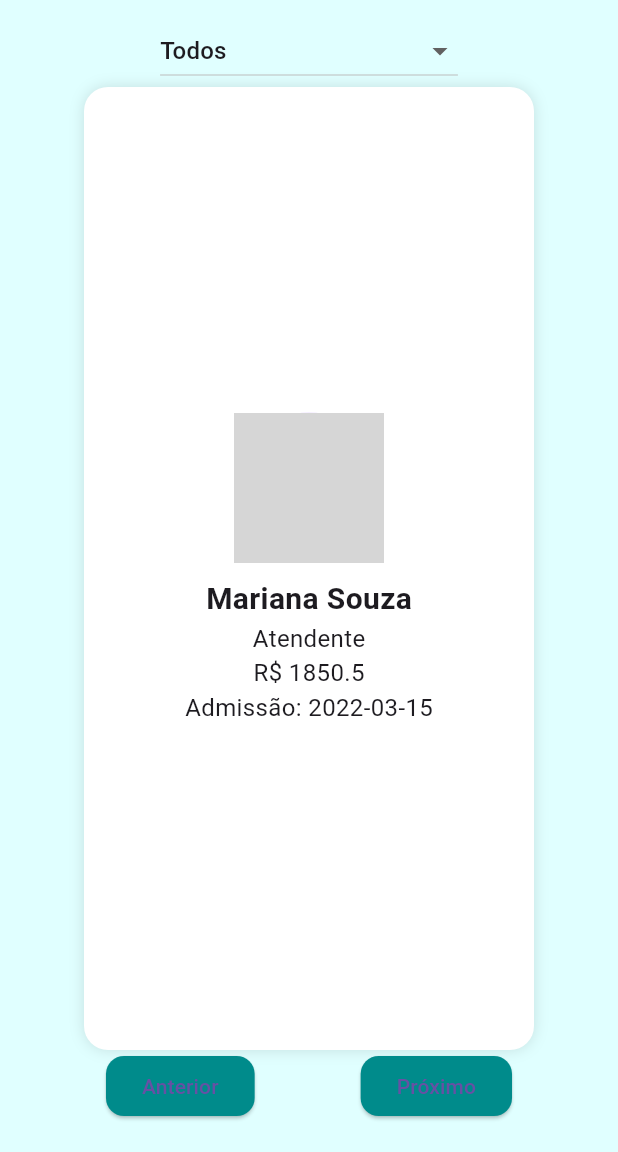
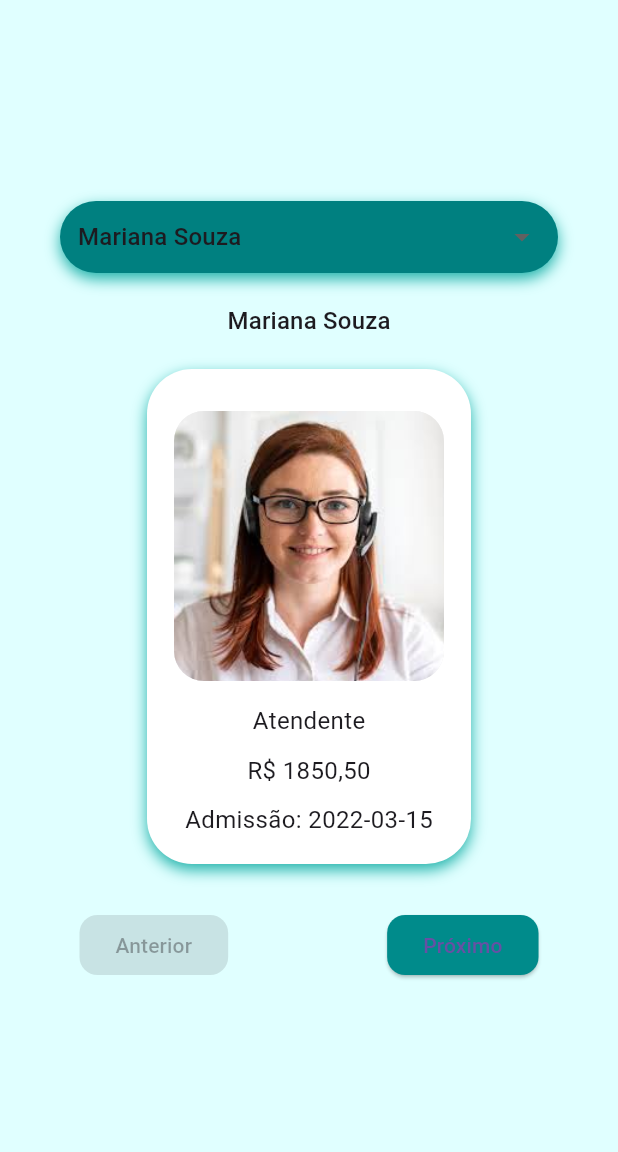
Before and after one commit to Piemoroni/desafio_estilizacao_flutter, a Flutter app: the screen it shows after launch, on a phone screen of 412 x 824 dp, the part 84-1236 px from its top. Run offline on Flutter 3.47's test engine with Material 3 defaults, Android fonts, the light colour scheme and no system bars; grey boxes are pictures that could not be loaded.

Commit message:
first commit

```diff
--- a/lib/main.dart
+++ b/lib/main.dart
@@ -13,8 +13,10 @@ class MyApp extends StatelessWidget {
   Widget build(BuildContext context) {
     return MaterialApp(
       debugShowCheckedModeBanner: false,
+
       theme: AppTheme.theme,
-      home: const SplashScreen(),
+
+      home: const Splash(),
     );
   }
 }
--- a/lib/ui/home.dart
+++ b/lib/ui/home.dart
@@ -1,136 +1,170 @@
 import 'dart:convert';
+
 import 'package:flutter/material.dart';
 import 'package:flutter/services.dart';
 
-class HomeScreen extends StatefulWidget {
-  const HomeScreen({super.key});
+class Home extends StatefulWidget {
+  const Home({super.key});
 
   @override
-  State<HomeScreen> createState() => _HomeScreenState();
+  State<Home> createState() => _HomeState();
 }
 
-class _HomeScreenState extends State<HomeScreen> {
-
-  List funcionarios = [];
-  int index = 0;
-  String filtroCargo = "Todos";
+class _HomeState extends State<Home> {
+  List<dynamic> funcionarios = [];
+  int indice = 0;
 
   @override
   void initState() {
     super.initState();
-    carregarJson();
+    carregarMockupJSON();
   }
 
-  Future<void> carregarJson() async {
-    String data = await rootBundle.loadString('assets/mockup/funcionarios.json');
+  Future<void> carregarMockupJSON() async {
+    String dados =
+        await rootBundle.loadString('assets/mockup/funcionarios.json');
+
     setState(() {
-      funcionarios = json.decode(data);
+      funcionarios = json.decode(dados);
     });
-  }
-
-  List get listaFiltrada {
-    if (filtroCargo == "Todos") return funcionarios;
-    return funcionarios.where((f) => f["cargo"] == filtroCargo).toList();
   }
 
   @override
   Widget build(BuildContext context) {
-
-    if (funcionarios.isEmpty) {
-      return const Scaffold(
-        body: Center(child: CircularProgressIndicator()),
-      );
-    }
-
-    var lista = listaFiltrada;
-    var f = lista[index % lista.length];
-
-    List cargos = ["Todos", ...{for (var f in funcionarios) f["cargo"]}];
-
     return Scaffold(
       appBar: AppBar(title: const Text("Funcionários")),
 
-      body: Column(
+      body: funcionarios.isEmpty
+          ? const Center(child: CircularProgressIndicator())
+          : Center(
+              child: Column(
+                mainAxisAlignment: MainAxisAlignment.center,
                 children: [
+                  const SizedBox(height: 20),
+
+                  Container(
+                    margin: const EdgeInsets.symmetric(horizontal: 40),
+                    decoration: BoxDecoration(
+                      borderRadius: BorderRadius.circular(30),
+                      color: const Color(0xFF008080),
+                      boxShadow: const [
+                        BoxShadow(
+                          color: Color(0xFF20B2AA),
+                          blurRadius: 8,
+                          offset: Offset(0, 4),
+                        ),
+                      ],
+                    ),
+                    padding: const EdgeInsets.symmetric(horizontal: 12),
+                    child: DropdownButton<dynamic>(
+                      borderRadius: BorderRadius.circular(8),
+                      isExpanded: true,
+                      underline: const SizedBox.shrink(),
+                      value: funcionarios[indice],
+                      items: funcionarios
+                          .map(
+                            (f) => DropdownMenuItem<dynamic>(
+                              value: f,
+                              child: Text(f['nome']),
+                            ),
+                          )
+                          .toList(),
+                      onChanged: (value) {
+                        setState(() {
+                          indice = funcionarios.indexOf(value);
+                        });
+                      },
+                    ),
+                  ),
+
+                  const SizedBox(height: 20),
+
+                  Text(
+                    funcionarios[indice]['nome'],
+                    style: Theme.of(context).textTheme.titleMedium,
+                  ),
+
+                  const SizedBox(height: 20),
+
+                  Container(
+                    decoration: BoxDecoration(
+                      borderRadius: BorderRadius.circular(30),
+                      color: Colors.white,
+                      boxShadow: const [
+                        BoxShadow(
+                          color: Color(0xFF20B2AA),
+                          blurRadius: 8,
+                          offset: Offset(0, 4),
+                        ),
+                      ],
+                    ),
+                    child: Padding(
+                      padding: const EdgeInsets.all(18.0),
+                      child: Column(
+                        children: [
+                          const SizedBox(height: 10),
+
+                          Container(
+                            width: 180,
+                            height: 180,
+                            decoration: BoxDecoration(
+                              borderRadius: BorderRadius.circular(20),
+                              color: Colors.grey[200],
+                            ),
+                            child: ClipRRect(
+                              borderRadius: BorderRadius.circular(20),
+                              child: Image.asset(
+                                funcionarios[indice]['avatar'],
+                                fit: BoxFit.cover,
+                              ),
+                            ),
+                          ),
+
+                          const SizedBox(height: 15),
+
+                          Text(funcionarios[indice]['cargo']),
 
                           const SizedBox(height: 10),
 
-          DropdownButton(
-            value: filtroCargo,
-            items: cargos.map<DropdownMenuItem<String>>((c) {
-              return DropdownMenuItem(value: c, child: Text(c));
-            }).toList(),
-            onChanged: (value) {
-              setState(() {
-                filtroCargo = value!;
-                index = 0;
-              });
-            },
-          ),
-
-          Expanded(
-            child: Center(
-              child: Container(
-                width: 300,
-                padding: const EdgeInsets.all(16),
-                decoration: BoxDecoration(
-                  color: Colors.white,
-                  borderRadius: BorderRadius.circular(16),
-                  boxShadow: const [
-                    BoxShadow(blurRadius: 8, color: Colors.black12)
-                  ],
-                ),
-
-                child: Column(
-                  mainAxisAlignment: MainAxisAlignment.center,
-                  children: [
-
-                    CircleAvatar(
-                      radius: 50,
-                      backgroundImage: NetworkImage(f["avatar"]),
+                          Text(
+                            "R\$ ${funcionarios[indice]['salario'].toStringAsFixed(2).replaceAll('.', ',')}",
                           ),
 
                           const SizedBox(height: 10),
 
-                    Text(f["nome"],
-                        style: const TextStyle(
-                            fontSize: 20, fontWeight: FontWeight.bold)),
-
-                    Text(f["cargo"]),
-                    Text("R\$ ${f["salario"]}"),
-                    Text("Admissão: ${f["dataContratacao"]}"),
+                          Text(
+                            "Admissão: ${funcionarios[indice]['dataContratacao']}",
+                          ),
                         ],
                       ),
                     ),
                   ),
-          ),
+
+                  const SizedBox(height: 30),
 
                   Row(
-            mainAxisAlignment: MainAxisAlignment.spaceEvenly,
+                    mainAxisAlignment: MainAxisAlignment.spaceAround,
                     children: [
-
                       ElevatedButton(
-                onPressed: () {
-                  setState(() {
-                    index--;
-                  });
-                },
+                        onPressed: indice > 0
+                            ? () => setState(() {
+                                  indice--;
+                                })
+                            : null,
                         child: const Text("Anterior"),
                       ),
-
                       ElevatedButton(
-                onPressed: () {
-                  setState(() {
-                    index++;
-                  });
-                },
+                        onPressed: indice < funcionarios.length - 1
+                            ? () => setState(() {
+                                  indice++;
+                                })
+                            : null,
                         child: const Text("Próximo"),
                       ),
                     ],
                   ),
-
-          const SizedBox(height: 20),
                 ],
+              ),
             ),
     );
   }
--- a/lib/ui/splash.dart
+++ b/lib/ui/splash.dart
@@ -2,14 +2,14 @@ import 'package:flutter/material.dart';
 import 'dart:async';
 import 'home.dart';
 
-class SplashScreen extends StatefulWidget {
-  const SplashScreen({super.key});
+class Splash extends StatefulWidget {
+  const Splash({super.key});
 
   @override
-  State<SplashScreen> createState() => _SplashScreenState();
+  State<Splash> createState() => _SplashState();
 }
 
-class _SplashScreenState extends State<SplashScreen>
+class _SplashState extends State<Splash>
     with SingleTickerProviderStateMixin {
 
   late AnimationController controller;
@@ -25,15 +25,21 @@ class _SplashScreenState extends State<SplashScreen>
       duration: const Duration(seconds: 2),
     );
 
-    scale = Tween<double>(begin: 0.5, end: 1.2).animate(controller);
-    opacity = Tween<double>(begin: 0.0, end: 1.0).animate(controller);
+    scale = Tween<double>(begin: 0.5, end: 1.2).animate(
+      CurvedAnimation(parent: controller, curve: Curves.easeOut),
+    );
+
+    opacity = Tween<double>(begin: 0.0, end: 1.0).animate(
+      CurvedAnimation(parent: controller, curve: Curves.easeIn),
+    );
 
     controller.forward();
 
+    // ⏳ troca de tela
     Timer(const Duration(seconds: 3), () {
       Navigator.pushReplacement(
         context,
-        MaterialPageRoute(builder: (_) => const HomeScreen()),
+        MaterialPageRoute(builder: (_) => const Home()),
       );
     });
   }
@@ -54,7 +60,10 @@ class _SplashScreenState extends State<SplashScreen>
             scale: scale,
             child: const Text(
               "Funcionários",
-              style: TextStyle(fontSize: 32, fontWeight: FontWeight.bold),
+              style: TextStyle(
+                fontSize: 32,
+                fontWeight: FontWeight.bold,
+              ),
             ),
           ),
         ),
```
Lines whose indentation alone changed are shown as unchanged.
